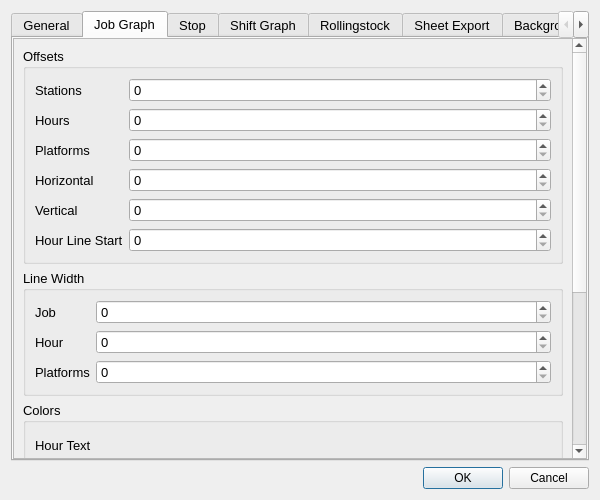
This is src/settings/settingsdialog.ui in gfgit/ModelRailroadTimetablePlanner as Qt 5 draws it before an edit. The edited form follows.
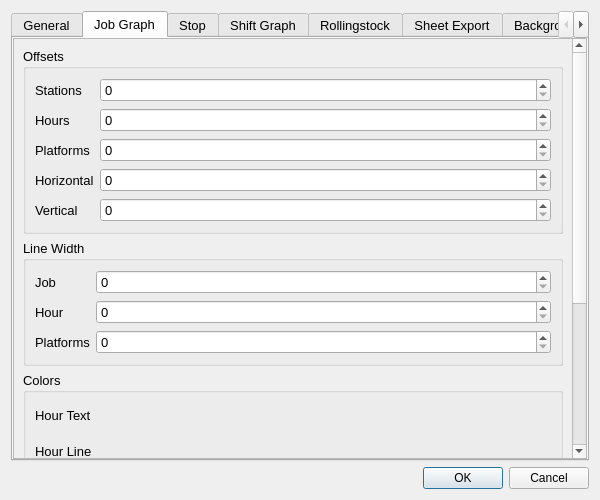
This is the edited form. The open tabs and pages were chosen to show the change. Custom widgets are drawn as their Qt base class.

Commit message:
MRTPSettings: HourLineOffset removed, use HorizOffset
- Update SettingsDialog, BackgroundHelper

This setting was used to start backgroud hour line a bit before the
first station platform, so a bit before horizontal offset.
But now we apply half station offset before first station and after last
station so it's not needed and causes confusion

```diff
--- a/src/settings/settingsdialog.ui
+++ b/src/settings/settingsdialog.ui
@@ -155,9 +155,9 @@
           <property name="geometry">
            <rect>
             <x>0</x>
-            <y>-403</y>
+            <y>0</y>
             <width>555</width>
-            <height>809</height>
+            <height>772</height>
            </rect>
           </property>
           <layout class="QVBoxLayout" name="verticalLayout_5">
@@ -243,16 +243,6 @@
                 </property>
                </widget>
               </item>
-              <item row="5" column="0">
-               <widget class="QLabel" name="hourLineStartLabel">
-                <property name="text">
-                 <string>Hour Line Start</string>
-                </property>
-               </widget>
-              </item>
-              <item row="5" column="1">
-               <widget class="QSpinBox" name="hourLineStartSpinBox"/>
-              </item>
              </layout>
             </widget>
            </item>
```
The commit also changes 3 other files.
